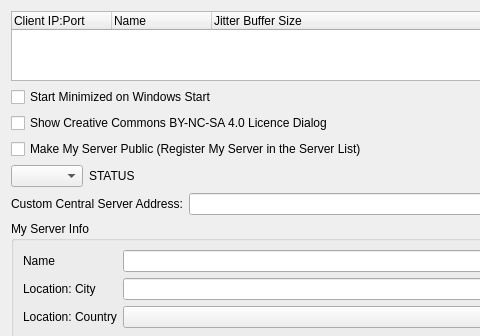
Above: src/serverdlgbase.ui from jamulussoftware/jamulus before the change; both pictures show x 0 to 480 and y 0 to 336 of the 588 by 433 pixel window. Below: the same form after it.
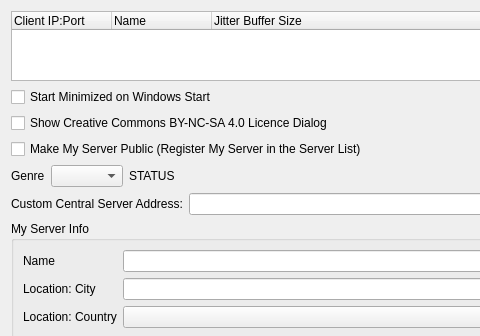
That is the form after the change. Icons and pictures are not drawn.

Commit message: added Genre label

What changed in the file:
```diff
--- a/src/serverdlgbase.ui
+++ b/src/serverdlgbase.ui
@@ -7,7 +7,7 @@
     <x>0</x>
     <y>0</y>
     <width>588</width>
-    <height>415</height>
+    <height>419</height>
    </rect>
   </property>
   <property name="windowTitle">
@@ -73,6 +73,13 @@
    </item>
    <item>
     <layout class="QHBoxLayout">
+     <item>
+      <widget class="QLabel" name="label">
+       <property name="text">
+        <string>Genre</string>
+       </property>
+      </widget>
+     </item>
      <item>
       <widget class="QComboBox" name="cbxCentServAddrType"/>
      </item>
```
